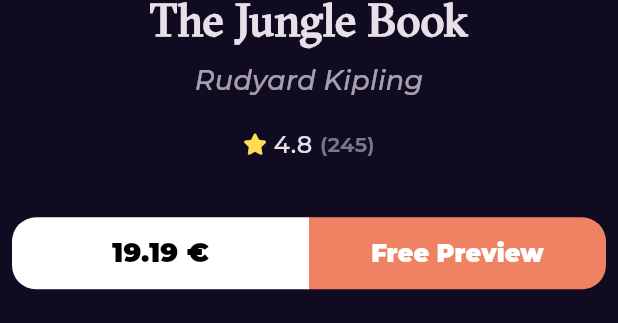
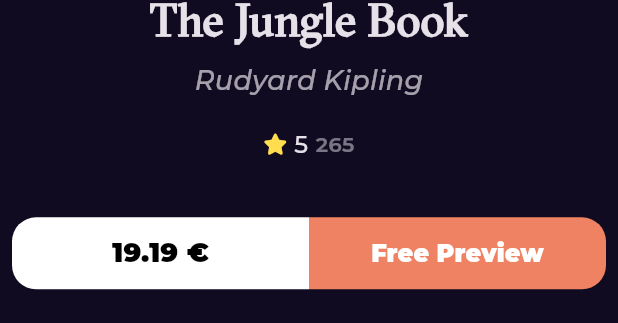
Before and after one commit to Mohammed-bintaleb/Bookly_app, a Flutter app: the BookDetailsSection widget shown alone on an empty page, opened directly, on a phone screen of 412 x 824 dp. Shown: the part 610-933 px from the top of the screen. Run offline on Flutter 3.47's test engine with Material 3 defaults, Android fonts, the phone set to English and light mode, and no system bars; drawn by our look-alikes of cached_network_image; our stand-ins replace bloc, dartz, dio, equatable, flutter_bloc, font_awesome_flutter and 3 more; network calls fail.

```diff
--- a/lib/Features/home/presentation/views/widgets/book_details_section.dart
+++ b/lib/Features/home/presentation/views/widgets/book_details_section.dart
@@ -36,7 +36,11 @@ class BookDetailsSection extends StatelessWidget {
           ),
         ),
         const SizedBox(height: 18),
-        BookRating(mainAxisAlignment: MainAxisAlignment.center),
+        BookRating(
+          rating: 5,
+          count: 265,
+          mainAxisAlignment: MainAxisAlignment.center,
+        ),
         const SizedBox(height: 37),
         const BooksAction(),
       ],
--- a/lib/Features/home/presentation/views/widgets/book_rating.dart
+++ b/lib/Features/home/presentation/views/widgets/book_rating.dart
@@ -6,8 +6,12 @@ class BookRating extends StatelessWidget {
   const BookRating({
     super.key,
     this.mainAxisAlignment = MainAxisAlignment.start,
+    required this.rating,
+    required this.count,
   });
 
+  final num rating;
+  final int count;
   final MainAxisAlignment mainAxisAlignment;
 
   @override
@@ -17,12 +21,12 @@ class BookRating extends StatelessWidget {
       children: [
         Icon(FontAwesomeIcons.solidStar, color: Color(0xffFFDD4F), size: 14),
         const SizedBox(width: 6.3),
-        const Text("4.8", style: Styles.textStyle16),
+        Text(rating.toString(), style: Styles.textStyle16),
         const SizedBox(width: 5),
         Opacity(
           opacity: .5,
           child: Text(
-            "(245)",
+            ("$count"),
             style: Styles.textStyle14.copyWith(fontWeight: FontWeight.w600),
           ),
         ),
--- a/lib/Features/search/presentation/views/widgets/search_result_list_view.dart
+++ b/lib/Features/search/presentation/views/widgets/search_result_list_view.dart
@@ -12,7 +12,8 @@ class SearchResultListView extends StatelessWidget {
       itemCount: 10,
       itemBuilder: (context, index) => const Padding(
         padding: EdgeInsets.symmetric(horizontal: 30.0, vertical: 10.0),
-        child: BookListViewItem(),
+        // child: BookListViewItem(),
+        child: Text("l"),
       ),
     );
   }
--- a/lib/main.dart
+++ b/lib/main.dart
@@ -26,7 +26,8 @@ class BooklyApp extends StatelessWidget {
                 ..fetchFeatureBooks(),
         ),
         BlocProvider(
-          create: (_) => NewsetBooksCubit(getIt.get<HomeRepoImpl>()),
+          create: (_) =>
+              NewsetBooksCubit(getIt.get<HomeRepoImpl>())..fetchNewsetBooks(),
         ),
       ],
       child: MaterialApp.router(
```
Also changed, not shown: lib/Features/home/data/models/book_model/volume_info.dart (+10 -0 lines), lib/Features/home/presentation/views/widgets/best_seller_list_view.dart (+24 -8 lines), lib/Features/home/presentation/views/widgets/book_list_view_item.dart (+20 -19 lines), lib/Features/home/presentation/views/widgets/home_view_body.dart (+12 -6 lines).
